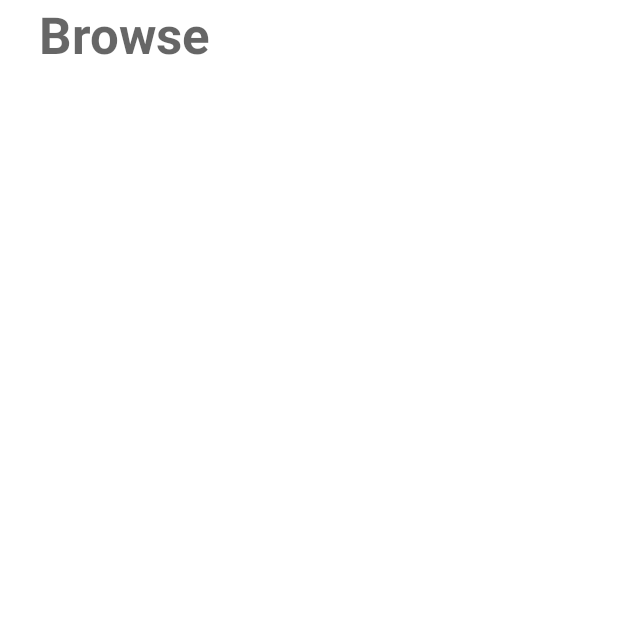
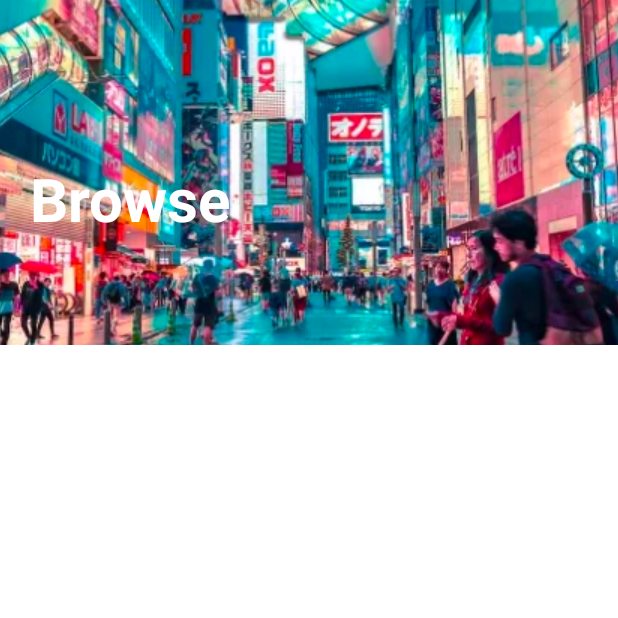
Before and after one commit to g-nerix/Roamify, an Android app: the Attraction_list screen opened directly, with no data from a screen before it, on a phone screen of 412 x 824 dp, the top half of it. Run offline under Robolectric (Android 15) with nearby library versions, the phone set to English and light mode, and no system bars; 1 statement that could not run was skipped.

Commit message:
Browse UI update

```diff
--- a/app/src/main/res/layout/activity_attraction_list.xml
+++ b/app/src/main/res/layout/activity_attraction_list.xml
@@ -1,32 +1,54 @@
-<?xml version="1.0" encoding="utf-8"?>
-<androidx.constraintlayout.widget.ConstraintLayout xmlns:android="http://schemas.android.com/apk/res/android"
+<androidx.constraintlayout.widget.ConstraintLayout
+    xmlns:android="http://schemas.android.com/apk/res/android"
     xmlns:app="http://schemas.android.com/apk/res-auto"
     xmlns:tools="http://schemas.android.com/tools"
     android:layout_width="match_parent"
     android:layout_height="match_parent"
     tools:context=".Attraction_list">
 
-    <androidx.recyclerview.widget.RecyclerView
-        android:id="@+id/recView"
-        android:layout_width="409dp"
-        android:layout_height="729dp"
-        android:layout_marginStart="1dp"
-        android:layout_marginTop="50dp"
-        android:layout_marginEnd="1dp"
-        app:layout_constraintEnd_toEndOf="parent"
-        app:layout_constraintStart_toStartOf="parent"
-        app:layout_constraintTop_toTopOf="parent" />
+    <ScrollView
+        android:layout_width="match_parent"
+        android:layout_height="match_parent">
 
-    <TextView
-        android:id="@+id/textView"
-        android:layout_width="0dp"
-        android:layout_height="0dp"
-        android:text="   Browse"
-        android:textAppearance="@style/TextAppearance.AppCompat.Display1"
-        android:textStyle="bold"
-        app:layout_constraintBottom_toTopOf="@+id/recView"
-        app:layout_constraintEnd_toEndOf="parent"
-        app:layout_constraintHorizontal_bias="0.49"
-        app:layout_constraintStart_toStartOf="parent"
-        app:layout_constraintTop_toTopOf="parent" />
+        <LinearLayout
+            android:layout_width="match_parent"
+            android:layout_height="wrap_content"
+            android:orientation="vertical"
+            >
+            <FrameLayout
+                android:id="@+id/frm"
+                android:layout_width="match_parent"
+                android:layout_height="match_parent"
+                app:layout_constraintEnd_toEndOf="parent"
+                app:layout_constraintStart_toStartOf="parent"
+                app:layout_constraintTop_toTopOf="parent">
+
+                <ImageButton
+                    android:id="@+id/display_image"
+                    android:layout_width="wrap_content"
+                    android:layout_height="230dp"
+                    android:src="@drawable/img_2"
+                    android:padding="4dp"
+                    />
+
+                <TextView
+                    android:layout_width="match_parent"
+                    android:layout_height="wrap_content"
+                    android:layout_marginTop="85dp"
+                    android:padding="20dp"
+                    android:text="Browse"
+                    android:textColor="@color/white"
+                    android:textSize="40dp"
+                    android:textStyle="bold" />
+            </FrameLayout>
+
+            <androidx.recyclerview.widget.RecyclerView
+                android:id="@+id/recView"
+                android:layout_width="match_parent"
+                android:layout_height="wrap_content"
+                android:layout_margin="16dp" />
+
+        </LinearLayout>
+    </ScrollView>
+
 </androidx.constraintlayout.widget.ConstraintLayout>
--- a/app/src/main/res/layout/fragment_explore.xml
+++ b/app/src/main/res/layout/fragment_explore.xml
@@ -24,7 +24,7 @@
                 android:id="@+id/display_image"
                 android:layout_width="wrap_content"
                 android:layout_height="230dp"
-                android:src="@drawable/back"
+                android:src="@drawable/background"
                 android:padding="4dp"
                 />
 
```
Also changed, not shown: app/src/main/res/drawable/background.png (added).
